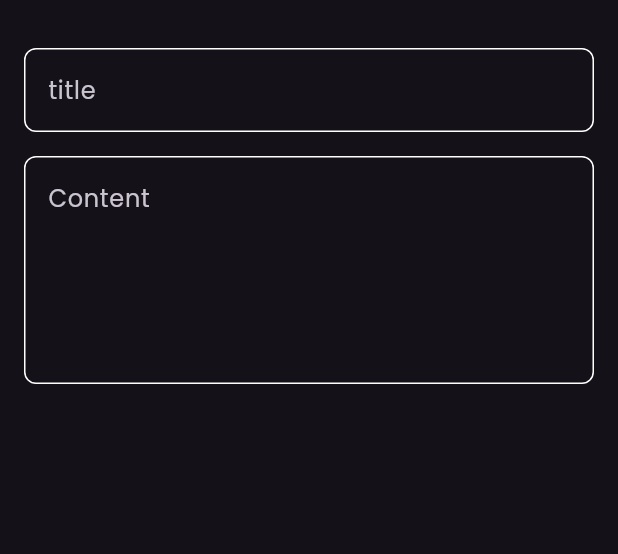
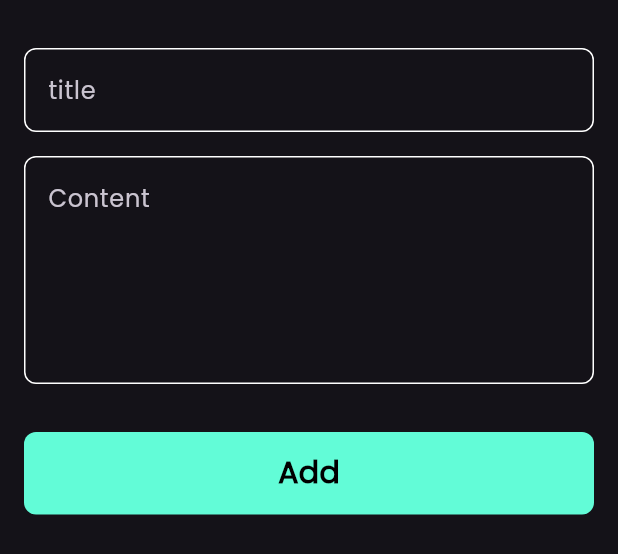
Before and after one commit to yasmeenwaleed2000/notes_app, a Flutter app: the AddButtonModelSheet widget shown alone on an empty page, opened directly, on a phone screen of 412 x 824 dp. Shown: the top 554 px of the screen. Run offline on Flutter 3.47's test engine with Material 3 defaults, Android fonts, the phone set to English and light mode, and no system bars.

Commit message:
finish notes button sheet

```diff
--- a/notes_app/lib/widgets/add_button_model_sheet.dart
+++ b/notes_app/lib/widgets/add_button_model_sheet.dart
@@ -1,4 +1,5 @@
 import 'package:flutter/material.dart';
+import 'package:notes_app/widgets/custom_button.dart';
 import 'package:notes_app/widgets/custom_text_field.dart';
 
 class AddButtonModelSheet extends StatelessWidget {
@@ -8,6 +9,7 @@ class AddButtonModelSheet extends StatelessWidget {
   Widget build(BuildContext context) {
     return Padding(
       padding: const EdgeInsets.symmetric(horizontal: 16),
+      child: SingleChildScrollView(
         child: Column(
         children: [
           SizedBox(height: 32,),
@@ -19,7 +21,13 @@ class AddButtonModelSheet extends StatelessWidget {
             hint: 'Content',
             maxLines: 5,
           ),
+
+          SizedBox(height: 32,),
+
+          CustomButton(),
+          SizedBox(height: 16,),
         ],
+        ),
       ),
     );
   }
--- /dev/null
+++ b/notes_app/lib/widgets/custom_button.dart
@@ -0,0 +1,23 @@
+import 'package:flutter/material.dart';
+import 'package:notes_app/const_variable/constants.dart';
+
+class CustomButton extends StatelessWidget {
+  const CustomButton({super.key});
+
+  @override
+  Widget build(BuildContext context) {
+    return Container(
+      width:MediaQuery.of(context).size.width,
+      height: 55,
+      decoration: BoxDecoration(
+        color: KPrimaryColor,
+        borderRadius: BorderRadius.circular(8),
+      ),
+      child: const Center(
+        child: Text('Add',style: TextStyle(
+          color: Colors.black,fontSize: 20,fontWeight: FontWeight.bold
+        ),),
+      ),
+    );
+  }
+}
```
Lines whose indentation alone changed are shown as unchanged.
